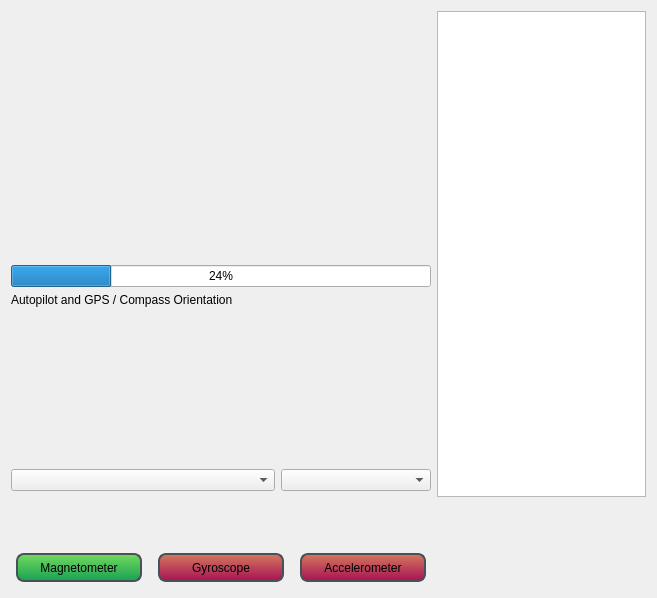
Qt form src/ui/px4_configuration/QGCPX4SensorCalibration.ui (mavlink/qgroundcontrol) before a commit.
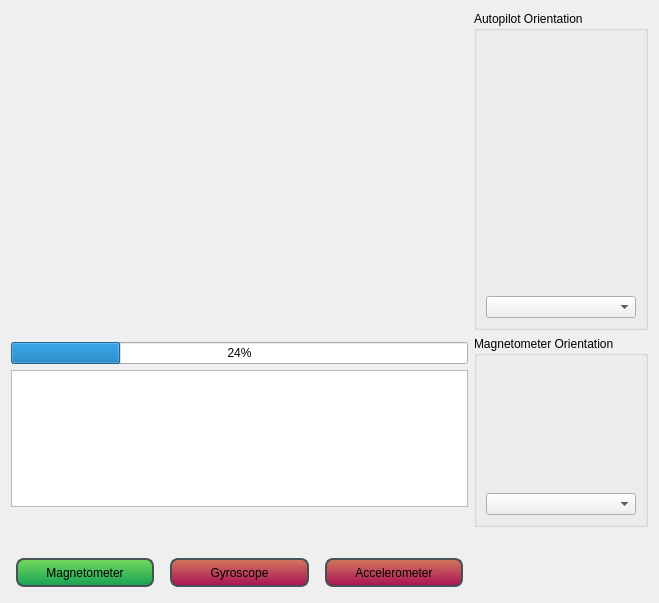
The same form after that commit. Icons and pictures are not drawn.

Commit message: Improved sensor calibration UI

```diff
--- a/src/ui/px4_configuration/QGCPX4SensorCalibration.ui
+++ b/src/ui/px4_configuration/QGCPX4SensorCalibration.ui
@@ -6,8 +6,8 @@
    <rect>
     <x>0</x>
     <y>0</y>
-    <width>657</width>
-    <height>598</height>
+    <width>659</width>
+    <height>603</height>
    </rect>
   </property>
   <property name="windowTitle">
@@ -36,42 +36,11 @@
     border: 2px solid #465158;
 }</string>
   </property>
-  <layout class="QGridLayout" name="gridLayout" rowstretch="1,0,0,0,0,0,0,0,0,0" columnstretch="30,8,8,15">
+  <layout class="QGridLayout" name="gridLayout" rowstretch="20,0,0,0,0,0,0" columnstretch="30,0,0,0">
    <item row="3" column="0" colspan="2">
-    <widget class="QLabel" name="label">
-     <property name="text">
-      <string>Autopilot and GPS / Compass Orientation</string>
-     </property>
-    </widget>
+    <widget class="QPlainTextEdit" name="textView"/>
    </item>
-   <item row="7" column="0" colspan="3">
-    <widget class="QLabel" name="instructionLabel">
-     <property name="text">
-      <string/>
-     </property>
-    </widget>
-   </item>
-   <item row="2" column="0" colspan="2">
-    <widget class="QProgressBar" name="progressBar">
-     <property name="value">
-      <number>24</number>
-     </property>
-    </widget>
-   </item>
-   <item row="8" column="0" colspan="4">
-    <spacer name="verticalSpacer">
-     <property name="orientation">
-      <enum>Qt::Vertical</enum>
-     </property>
-     <property name="sizeHint" stdset="0">
-      <size>
-       <width>498</width>
-       <height>5</height>
-      </size>
-     </property>
-    </spacer>
-   </item>
-   <item row="9" column="2">
+   <item row="6" column="2">
     <spacer name="horizontalSpacer">
      <property name="orientation">
       <enum>Qt::Horizontal</enum>
@@ -84,26 +53,20 @@
      </property>
     </spacer>
    </item>
-   <item row="5" column="0">
-    <widget class="QComboBox" name="autopilotComboBox"/>
-   </item>
-   <item row="5" column="1">
-    <widget class="QComboBox" name="magComboBox"/>
-   </item>
-   <item row="0" column="2" rowspan="7" colspan="2">
-    <widget class="QPlainTextEdit" name="textView"/>
-   </item>
-   <item row="0" column="0" rowspan="2">
-    <widget class="QLabel" name="iconLabel">
-     <property name="text">
-      <string/>
+   <item row="5" column="0" colspan="4">
+    <spacer name="verticalSpacer">
+     <property name="orientation">
+      <enum>Qt::Vertical</enum>
      </property>
-     <property name="scaledContents">
-      <bool>true</bool>
+     <property name="sizeHint" stdset="0">
+      <size>
+       <width>498</width>
+       <height>5</height>
+      </size>
      </property>
-    </widget>
+    </spacer>
    </item>
-   <item row="9" column="0" colspan="2">
+   <item row="6" column="0" colspan="2">
     <layout class="QGridLayout" name="gridLayout_2">
      <item row="0" column="2">
       <widget class="QLabel" name="accelLabel">
@@ -170,26 +133,77 @@
      </item>
     </layout>
    </item>
-   <item row="4" column="0">
-    <widget class="QLabel" name="autopilotLabel">
+   <item row="2" column="0" colspan="2">
+    <widget class="QProgressBar" name="progressBar">
+     <property name="value">
+      <number>24</number>
+     </property>
+    </widget>
+   </item>
+   <item row="0" column="2" colspan="2">
+    <widget class="QGroupBox" name="groupBox_2">
+     <property name="title">
+      <string>Autopilot Orientation</string>
+     </property>
+     <layout class="QVBoxLayout" name="verticalLayout_2">
+      <item>
+       <widget class="QLabel" name="autopilotLabel">
+        <property name="minimumSize">
+         <size>
+          <width>0</width>
+          <height>250</height>
+         </size>
+        </property>
+        <property name="text">
+         <string/>
+        </property>
+       </widget>
+      </item>
+      <item>
+       <widget class="QComboBox" name="autopilotComboBox"/>
+      </item>
+     </layout>
+    </widget>
+   </item>
+   <item row="0" column="0" rowspan="2" colspan="2">
+    <widget class="QLabel" name="iconLabel">
      <property name="text">
       <string/>
      </property>
     </widget>
    </item>
-   <item row="4" column="1">
-    <widget class="QLabel" name="gpsLabel">
-     <property name="minimumSize">
-      <size>
-       <width>150</width>
-       <height>150</height>
-      </size>
-     </property>
+   <item row="4" column="0" colspan="2">
+    <widget class="QLabel" name="instructionLabel">
      <property name="text">
       <string/>
      </property>
     </widget>
    </item>
+   <item row="1" column="2" rowspan="4" colspan="2">
+    <widget class="QGroupBox" name="groupBox">
+     <property name="title">
+      <string>Magnetometer Orientation</string>
+     </property>
+     <layout class="QVBoxLayout" name="verticalLayout">
+      <item>
+       <widget class="QLabel" name="gpsLabel">
+        <property name="minimumSize">
+         <size>
+          <width>150</width>
+          <height>120</height>
+         </size>
+        </property>
+        <property name="text">
+         <string/>
+        </property>
+       </widget>
+      </item>
+      <item>
+       <widget class="QComboBox" name="magComboBox"/>
+      </item>
+     </layout>
+    </widget>
+   </item>
   </layout>
  </widget>
  <resources>
```
